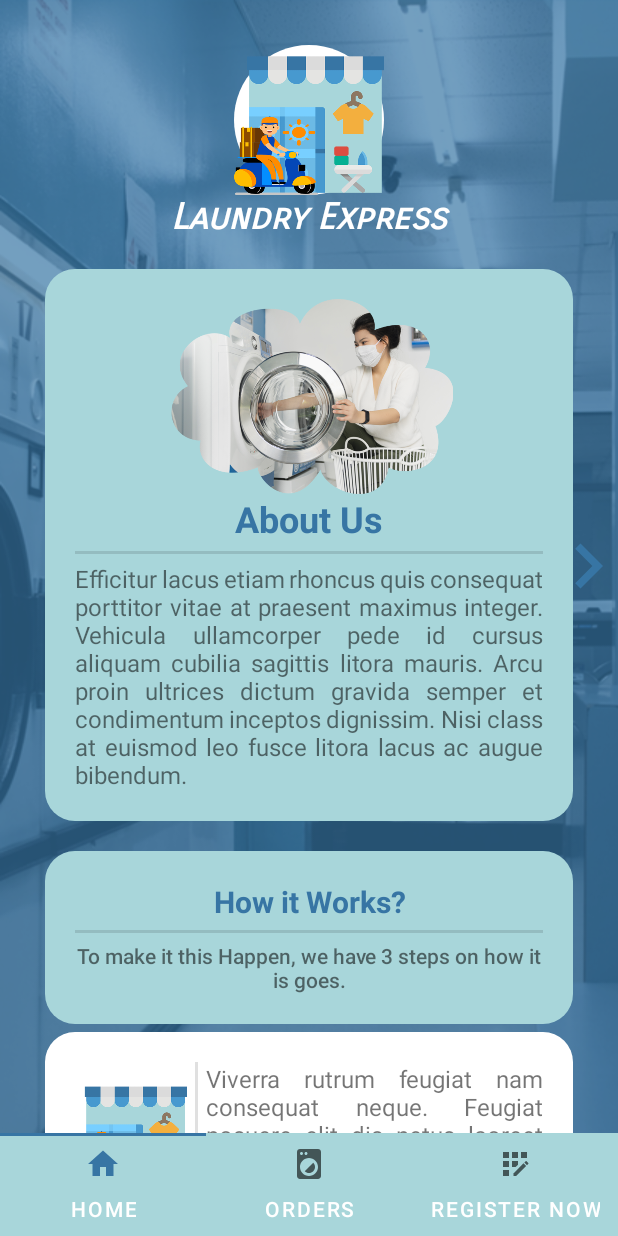
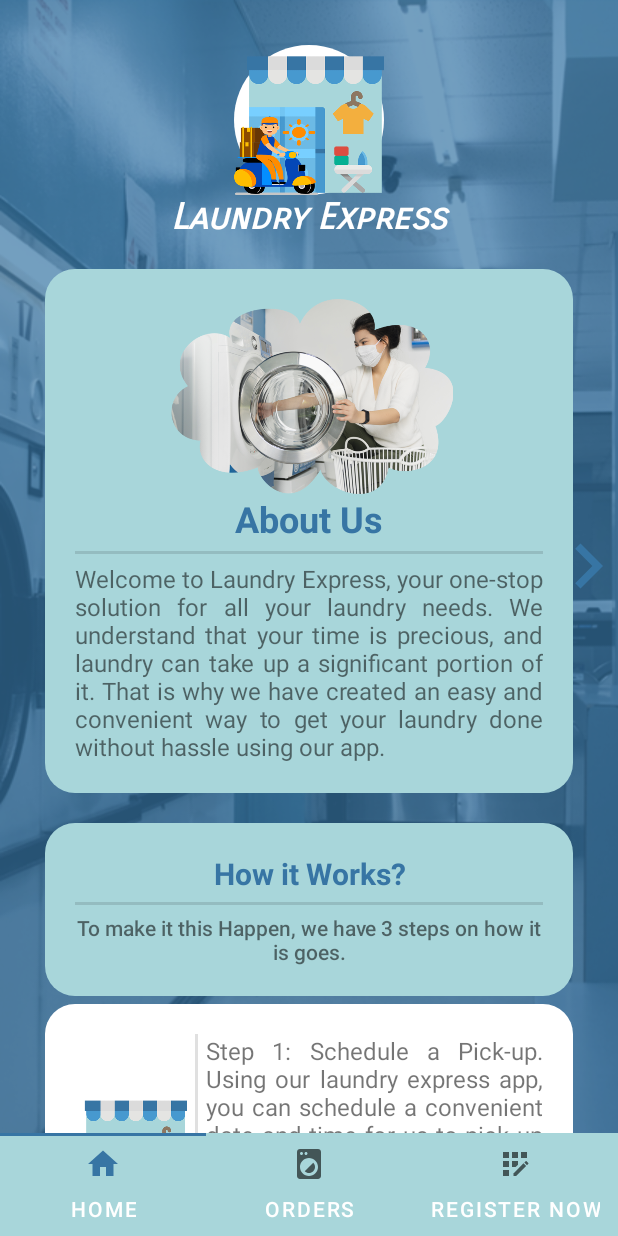
Before and after one commit to ediangca/Laundry-Expres, an Android app: the screen it shows after launch (IndexActivity), on a phone screen of 412 x 824 dp. Run offline under Robolectric (Android 15) with nearby library versions, the phone set to English and light mode, and no system bars.

Commit message:
Fragment Start (Change step 1 to 3 details)

```diff
--- a/app/src/main/res/layout/fragment_start.xml
+++ b/app/src/main/res/layout/fragment_start.xml
@@ -147,7 +147,8 @@
                     android:layout_weight="9"
                     android:justificationMode="inter_word"
                     android:textSize="@dimen/H4"
-                    android:text="@string/text_two_lines" />
+                    android:text="@string/step_1"/>
+
 
             </LinearLayout>
 
@@ -166,7 +167,7 @@
                     android:layout_weight="9"
                     android:justificationMode="inter_word"
                     android:textSize="@dimen/H4"
-                    android:text="@string/text_two_lines" />
+                    android:text="@string/step_2" />
 
                 <com.google.android.material.divider.MaterialDivider
                     android:layout_width="2dp"
@@ -213,7 +214,7 @@
                     android:layout_weight="9"
                     android:textSize="@dimen/H4"
                     android:justificationMode="inter_word"
-                    android:text="@string/text_two_lines" />
+                    android:text="@string/step_3" />
 
 
             </LinearLayout>
--- a/app/src/main/res/values/strings.xml
+++ b/app/src/main/res/values/strings.xml
@@ -11,6 +11,14 @@
 
     <string name="hello_first_fragment">Hello first fragment</string>
     <string name="hello_second_fragment">Hello second fragment. Arg: %1$s</string>
-    <string name="about_us">Efficitur lacus etiam rhoncus quis consequat porttitor vitae at praesent maximus integer. Vehicula ullamcorper pede id cursus aliquam cubilia sagittis litora mauris. Arcu proin ultrices dictum gravida semper et condimentum inceptos dignissim. Nisi class at euismod leo fusce litora lacus ac augue bibendum.</string>
-    <string name="text_two_lines">Viverra rutrum feugiat nam consequat neque. Feugiat posuere elit dis netus laoreet imperdiet amet pharetra maecenas.</string>
+    <string name="about_us">Welcome to Laundry Express, your one-stop solution for all your laundry needs. We understand that your time is precious, and laundry can take up a significant portion of it. That is why we have created an easy and convenient way to get your laundry done without hassle using our app.</string>
+    <string name="step_1">Step 1: Schedule a Pick-up.
+       Using our laundry express app, you can schedule a convenient date and time for us to pick up your laundry with our laundry shop partners. We will arrive at your specified location and collect your laundry.</string>
+
+    <string name="step_2">Step 2: Schedule a Pick-up.
+      Our laundry shop partners have some services that will suit your needs. You just need to Choose the services you preferred on your booking and our professional partners will handle it with their utmost care for you.</string>
+
+    <string name="step_3">Step 3: Schedule a Pick-up.
+       Once your laundry is ready, we will send you a notification through the app. You can then schedule a time for them to deliver your laundry back to you. Our delivery drivers will arrive at your specified location, and your clean laundry will be handed over to you.</string>
+
 </resources>
```
